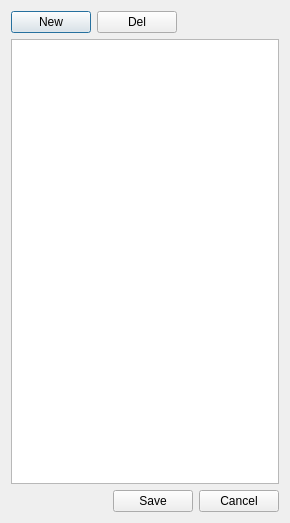
qeesung/ddBook, file sourceFiles/Ui/setupCodeDialog/setupCodeDialog.ui: the form before one commit.
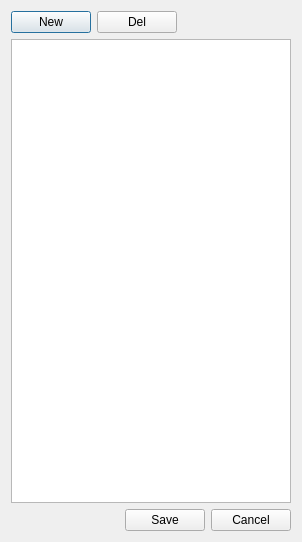
The form after the commit.

Commit message: 将cpFileName和alFileName的定义统一放在chooseCpAlFileDialog.cc里面

The edit to the form file:
```diff
--- a/sourceFiles/Ui/setupCodeDialog/setupCodeDialog.ui
+++ b/sourceFiles/Ui/setupCodeDialog/setupCodeDialog.ui
@@ -6,8 +6,8 @@
    <rect>
     <x>0</x>
     <y>0</y>
-    <width>290</width>
-    <height>523</height>
+    <width>302</width>
+    <height>542</height>
    </rect>
   </property>
   <property name="windowTitle">
```
Left out of the diff: 7 changed lines with no effect on the pictures. The commit also changes 1 other file.
